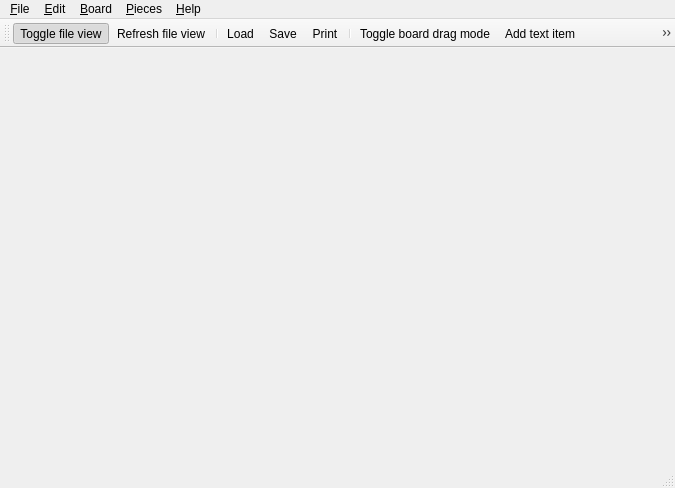
This is ui/MainWindow.ui in bartorzech2/qboard as Qt 5 draws it before an edit. The edited form follows.
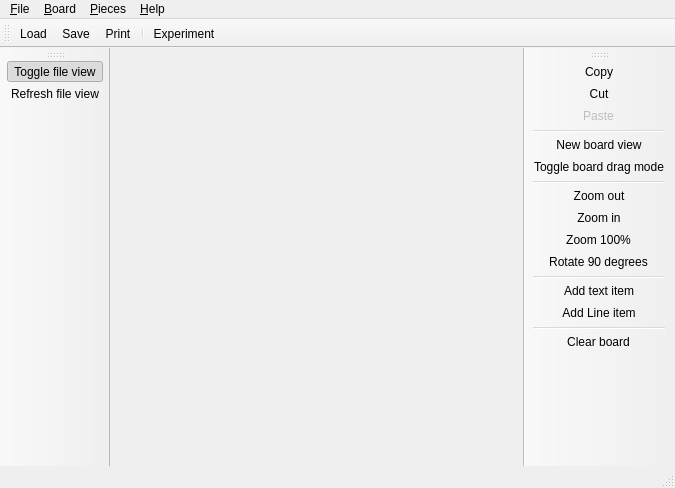
This is the edited form. Icons and pictures are not drawn.

Commit message: Reorganized the menus and toolbars, grouping more by functionality.

```diff
--- a/ui/MainWindow.ui
+++ b/ui/MainWindow.ui
@@ -55,19 +55,6 @@
     <addaction name="separator" />
     <addaction name="actionQuit" />
    </widget>
-   <widget class="QMenu" name="menuEdit" >
-    <property name="enabled" >
-     <bool>true</bool>
-    </property>
-    <property name="title" >
-     <string>&amp;Edit</string>
-    </property>
-    <addaction name="actionSelectAll" />
-    <addaction name="actionCopy" />
-    <addaction name="actionCut" />
-    <addaction name="actionPaste" />
-    <addaction name="actionClearClipboard" />
-   </widget>
    <widget class="QMenu" name="menu_Help" >
     <property name="title" >
      <string>&amp;Help</string>
@@ -100,7 +87,6 @@
     <addaction name="actionClearBoard" />
    </widget>
    <addaction name="menuFile" />
-   <addaction name="menuEdit" />
    <addaction name="menu_Board" />
    <addaction name="menuPieces" />
    <addaction name="menu_Help" />
@@ -116,27 +102,51 @@
    <attribute name="toolBarBreak" >
     <bool>false</bool>
    </attribute>
-   <addaction name="actionToggleBrowserView" />
-   <addaction name="actionRefreshFileList" />
-   <addaction name="separator" />
    <addaction name="actionLoad" />
    <addaction name="actionSave" />
    <addaction name="actionPrint" />
    <addaction name="separator" />
-   <addaction name="actionToggleBoardDragMode" />
-   <addaction name="actionAddQGIHtml" />
-   <addaction name="actionAddLine" />
+   <addaction name="actionExperiment" />
+  </widget>
+  <widget class="QToolBar" name="toolBarFileBrowser" >
+   <property name="windowTitle" >
+    <string>File browser toolbar</string>
+   </property>
+   <attribute name="toolBarArea" >
+    <enum>LeftToolBarArea</enum>
+   </attribute>
+   <attribute name="toolBarBreak" >
+    <bool>false</bool>
+   </attribute>
+   <addaction name="actionToggleBrowserView" />
+   <addaction name="actionRefreshFileList" />
+  </widget>
+  <widget class="QToolBar" name="toolBarBoard" >
+   <property name="windowTitle" >
+    <string>Board Toolar</string>
+   </property>
+   <attribute name="toolBarArea" >
+    <enum>RightToolBarArea</enum>
+   </attribute>
+   <attribute name="toolBarBreak" >
+    <bool>false</bool>
+   </attribute>
+   <addaction name="actionCopy" />
+   <addaction name="actionCut" />
+   <addaction name="actionPaste" />
+   <addaction name="separator" />
    <addaction name="actionNewBoardView" />
+   <addaction name="actionToggleBoardDragMode" />
+   <addaction name="separator" />
    <addaction name="actionZoomOut" />
    <addaction name="actionZoomIn" />
    <addaction name="actionZoomReset" />
    <addaction name="actionRotate90" />
-   <addaction name="actionCopy" />
-   <addaction name="actionCut" />
-   <addaction name="actionPaste" />
+   <addaction name="separator" />
+   <addaction name="actionAddQGIHtml" />
+   <addaction name="actionAddLine" />
+   <addaction name="separator" />
    <addaction name="actionClearBoard" />
-   <addaction name="separator" />
-   <addaction name="actionExperiment" />
   </widget>
   <action name="actionSave" >
    <property name="icon" >
```
Left out of the diff: 7 changed lines with no effect on the pictures.
